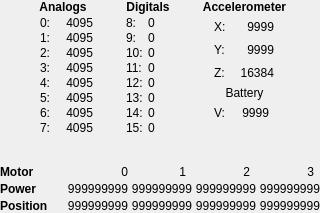
First picture: the form in cbcui/ui/SensorPorts.ui, repository kipr/cbc, before the edit.
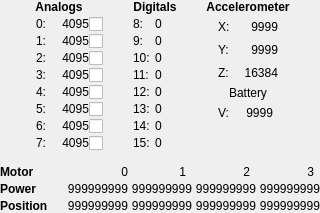
Second picture: the form after the edit.

Diff of the .ui file:
```diff
--- a/cbcui/ui/SensorPorts.ui
+++ b/cbcui/ui/SensorPorts.ui
@@ -436,6 +436,246 @@
          </property>
         </spacer>
        </item>
+       <item row="1" column="2">
+        <widget class="QCheckBox" name="ui_floatingAnalog0">
+         <property name="minimumSize">
+          <size>
+           <width>14</width>
+           <height>14</height>
+          </size>
+         </property>
+         <property name="maximumSize">
+          <size>
+           <width>14</width>
+           <height>14</height>
+          </size>
+         </property>
+         <property name="font">
+          <font>
+           <kerning>false</kerning>
+          </font>
+         </property>
+         <property name="text">
+          <string/>
+         </property>
+         <property name="iconSize">
+          <size>
+           <width>20</width>
+           <height>20</height>
+          </size>
+         </property>
+        </widget>
+       </item>
+       <item row="2" column="2">
+        <widget class="QCheckBox" name="ui_floatingAnalog1">
+         <property name="minimumSize">
+          <size>
+           <width>14</width>
+           <height>14</height>
+          </size>
+         </property>
+         <property name="maximumSize">
+          <size>
+           <width>14</width>
+           <height>14</height>
+          </size>
+         </property>
+         <property name="font">
+          <font>
+           <kerning>false</kerning>
+          </font>
+         </property>
+         <property name="text">
+          <string/>
+         </property>
+         <property name="iconSize">
+          <size>
+           <width>20</width>
+           <height>20</height>
+          </size>
+         </property>
+        </widget>
+       </item>
+       <item row="3" column="2">
+        <widget class="QCheckBox" name="ui_floatingAnalog2">
+         <property name="minimumSize">
+          <size>
+           <width>14</width>
+           <height>14</height>
+          </size>
+         </property>
+         <property name="maximumSize">
+          <size>
+           <width>14</width>
+           <height>14</height>
+          </size>
+         </property>
+         <property name="font">
+          <font>
+           <kerning>false</kerning>
+          </font>
+         </property>
+         <property name="text">
+          <string/>
+         </property>
+         <property name="iconSize">
+          <size>
+           <width>20</width>
+           <height>20</height>
+          </size>
+         </property>
+        </widget>
+       </item>
+       <item row="4" column="2">
+        <widget class="QCheckBox" name="ui_floatingAnalog3">
+         <property name="minimumSize">
+          <size>
+           <width>14</width>
+           <height>14</height>
+          </size>
+         </property>
+         <property name="maximumSize">
+          <size>
+           <width>14</width>
+           <height>14</height>
+          </size>
+         </property>
+         <property name="font">
+          <font>
+           <kerning>false</kerning>
+          </font>
+         </property>
+         <property name="text">
+          <string/>
+         </property>
+         <property name="iconSize">
+          <size>
+           <width>20</width>
+           <height>20</height>
+          </size>
+         </property>
+        </widget>
+       </item>
+       <item row="5" column="2">
+        <widget class="QCheckBox" name="ui_floatingAnalog4">
+         <property name="minimumSize">
+          <size>
+           <width>14</width>
+           <height>14</height>
+          </size>
+         </property>
+         <property name="maximumSize">
+          <size>
+           <width>14</width>
+           <height>14</height>
+          </size>
+         </property>
+         <property name="font">
+          <font>
+           <kerning>false</kerning>
+          </font>
+         </property>
+         <property name="text">
+          <string/>
+         </property>
+         <property name="iconSize">
+          <size>
+           <width>20</width>
+           <height>20</height>
+          </size>
+         </property>
+        </widget>
+       </item>
+       <item row="6" column="2">
+        <widget class="QCheckBox" name="ui_floatingAnalog5">
+         <property name="minimumSize">
+          <size>
+           <width>14</width>
+           <height>14</height>
+          </size>
+         </property>
+         <property name="maximumSize">
+          <size>
+           <width>14</width>
+           <height>14</height>
+          </size>
+         </property>
+         <property name="font">
+          <font>
+           <kerning>false</kerning>
+          </font>
+         </property>
+         <property name="text">
+          <string/>
+         </property>
+         <property name="iconSize">
+          <size>
+           <width>20</width>
+           <height>20</height>
+          </size>
+         </property>
+        </widget>
+       </item>
+       <item row="7" column="2">
+        <widget class="QCheckBox" name="ui_floatingAnalog6">
+         <property name="minimumSize">
+          <size>
+           <width>14</width>
+           <height>14</height>
+          </size>
+         </property>
+         <property name="maximumSize">
+          <size>
+           <width>14</width>
+           <height>14</height>
+          </size>
+         </property>
+         <property name="font">
+          <font>
+           <kerning>false</kerning>
+          </font>
+         </property>
+         <property name="text">
+          <string/>
+         </property>
+         <property name="iconSize">
+          <size>
+           <width>20</width>
+           <height>20</height>
+          </size>
+         </property>
+        </widget>
+       </item>
+       <item row="8" column="2">
+        <widget class="QCheckBox" name="ui_floatingAnalog7">
+         <property name="minimumSize">
+          <size>
+           <width>14</width>
+           <height>14</height>
+          </size>
+         </property>
+         <property name="maximumSize">
+          <size>
+           <width>14</width>
+           <height>14</height>
+          </size>
+         </property>
+         <property name="font">
+          <font>
+           <kerning>false</kerning>
+          </font>
+         </property>
+         <property name="text">
+          <string/>
+         </property>
+         <property name="iconSize">
+          <size>
+           <width>20</width>
+           <height>20</height>
+          </size>
+         </property>
+        </widget>
+       </item>
       </layout>
      </item>
      <item>
@@ -480,13 +720,13 @@
          <property name="minimumSize">
           <size>
            <width>22</width>
-           <height>12</height>
+           <height>14</height>
           </size>
          </property>
          <property name="maximumSize">
           <size>
            <width>22</width>
-           <height>12</height>
+           <height>14</height>
           </size>
          </property>
          <property name="text">
@@ -518,13 +758,13 @@
          <property name="minimumSize">
           <size>
            <width>22</width>
-           <height>12</height>
+           <height>14</height>
           </size>
          </property>
          <property name="maximumSize">
           <size>
            <width>22</width>
-           <height>12</height>
+           <height>14</height>
           </size>
          </property>
          <property name="text">
@@ -556,13 +796,13 @@
          <property name="minimumSize">
           <size>
            <width>22</width>
-           <height>12</height>
+           <height>14</height>
           </size>
          </property>
          <property name="maximumSize">
           <size>
            <width>22</width>
-           <height>12</height>
+           <height>14</height>
           </size>
          </property>
          <property name="text">
@@ -594,13 +834,13 @@
          <property name="minimumSize">
           <size>
            <width>22</width>
-           <height>12</height>
+           <height>14</height>
           </size>
          </property>
          <property name="maximumSize">
           <size>
            <width>22</width>
-           <height>12</height>
+           <height>14</height>
           </size>
          </property>
          <property name="text">
@@ -632,13 +872,13 @@
          <property name="minimumSize">
           <size>
            <width>22</width>
-           <height>12</height>
+           <height>14</height>
           </size>
          </property>
          <property name="maximumSize">
           <size>
            <width>22</width>
-           <height>12</height>
+           <height>14</height>
           </size>
          </property>
          <property name="text">
@@ -670,13 +910,13 @@
          <property name="minimumSize">
           <size>
            <width>22</width>
-           <height>12</height>
+           <height>14</height>
           </size>
          </property>
          <property name="maximumSize">
           <size>
            <width>22</width>
-           <height>12</height>
+           <height>14</height>
           </size>
          </property>
          <property name="text">
@@ -708,13 +948,13 @@
          <property name="minimumSize">
           <size>
            <width>22</width>
-           <height>12</height>
+           <height>14</height>
           </size>
          </property>
          <property name="maximumSize">
           <size>
            <width>22</width>
-           <height>12</height>
+           <height>14</height>
           </size>
          </property>
          <property name="text">
@@ -746,13 +986,13 @@
          <property name="minimumSize">
           <size>
            <width>22</width>
-           <height>12</height>
+           <height>14</height>
           </size>
          </property>
          <property name="maximumSize">
           <size>
            <width>22</width>
-           <height>12</height>
+           <height>14</height>
           </size>
          </property>
          <property name="text">
```
